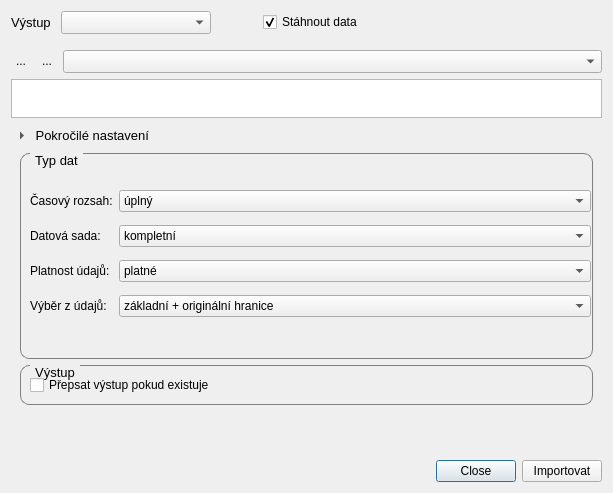
First picture: the form in ui_MainApp.ui, repository ctu-geoforall-lab/qgis-ruian-plugin, before the edit.
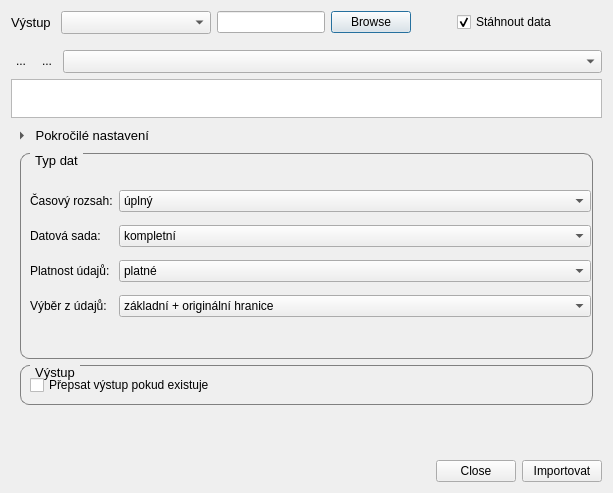
Second picture: the form after the edit. Icons and pictures are not drawn. Custom widgets are drawn as their Qt base class.

What changed in the file:
```diff
--- a/ui_MainApp.ui
+++ b/ui_MainApp.ui
@@ -63,7 +63,14 @@
       </widget>
      </item>
      <item>
-      <widget class="QgsFileWidget" name="QgsFileWidget"/>
+      <widget class="QLineEdit" name="nametext"/>
+     </item>
+     <item>
+      <widget class="QPushButton" name="browseButton">
+       <property name="text">
+        <string>Browse</string>
+       </property>
+      </widget>
      </item>
      <item>
       <spacer name="horizontalSpacer">
@@ -503,13 +510,6 @@
    </item>
   </layout>
  </widget>
- <customwidgets>
-  <customwidget>
-   <class>QgsFileWidget</class>
-   <extends>QWidget</extends>
-   <header>qgsfilewidget.h</header>
-  </customwidget>
- </customwidgets>
  <resources/>
  <connections/>
 </ui>
```
